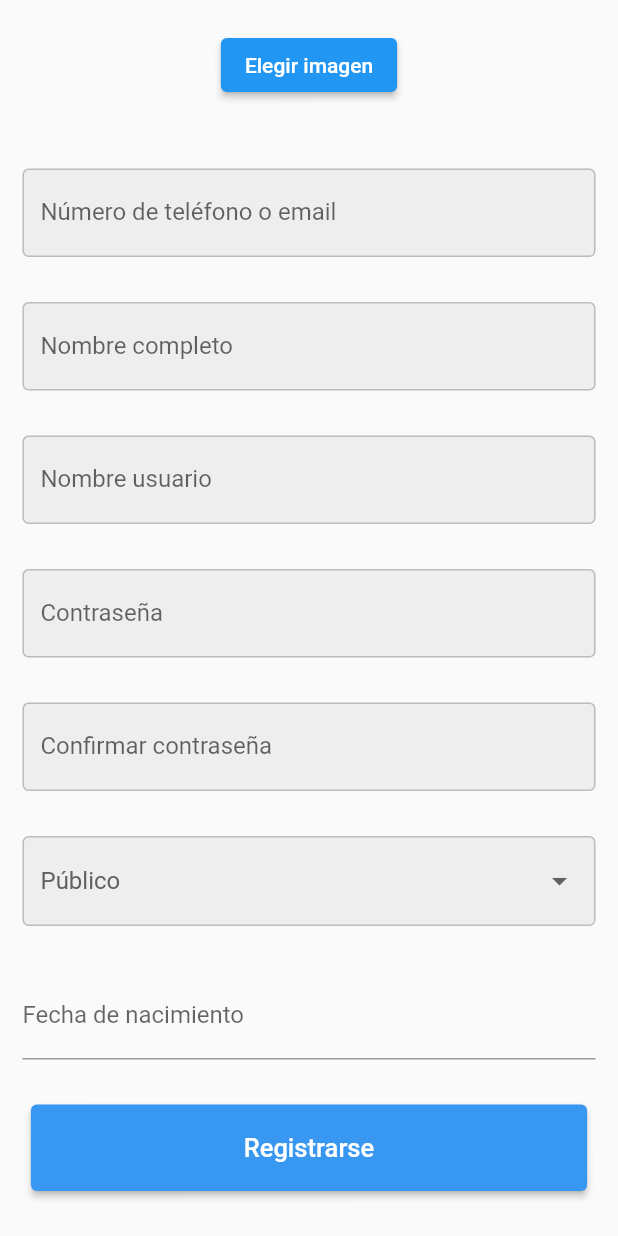
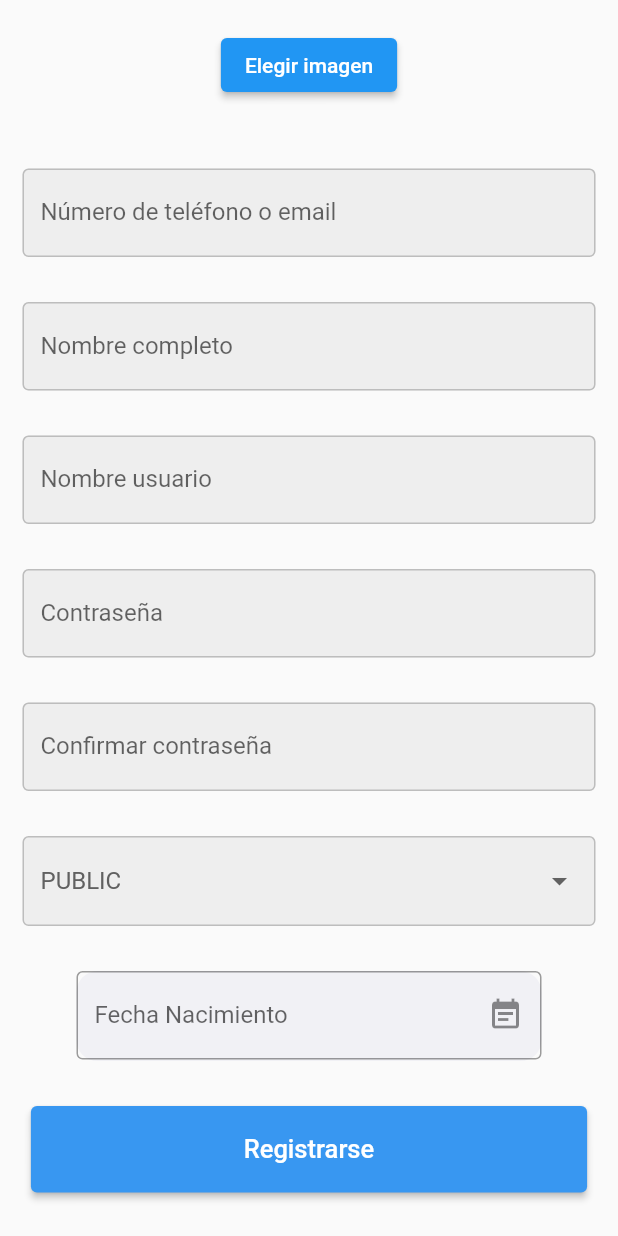
Before and after one commit to inmadv02/Miarma_Flutter, a Flutter app: the SignInPage screen opened by its route, scrolled down 338 dp, on a phone screen of 412 x 824 dp. Run offline on Flutter 3.47's test engine with Material 2 defaults, Android fonts, the light colour scheme and no system bars; drawn by our look-alikes of date_field; our stand-ins replace bloc, equatable, flutter_bloc, flutter_social_button, flutter_svg, google_fonts and 4 more; accounts and stored records are empty; statements that could not run were skipped.

Commit message:
ya tira todo

```diff
--- a/miarma_app_flutter/lib/src/models/register/registerDTO.dart
+++ b/miarma_app_flutter/lib/src/models/register/registerDTO.dart
@@ -12,7 +12,7 @@ class RegisterDTO {
   late final String nickname;
   late final String avatar;
   late final String fullname;
-  late final String fechaNacimiento;
+  late final DateTime fechaNacimiento;
   late final String email;
   late final String password;
   late final String password2;
--- a/miarma_app_flutter/lib/src/ui/pages/login_page.dart
+++ b/miarma_app_flutter/lib/src/ui/pages/login_page.dart
@@ -56,6 +56,7 @@ class _LoginPageState extends State<LoginPage> {
           if (state is LoginSuccessState) {
             PreferenceUtils.setString(
                 Constants.token, state.loginResponse.token);
+            PreferenceUtils.setString('avatar', state.loginResponse.foto);
             Navigator.push(
               context,
               MaterialPageRoute(builder: (context) => const MenuPage()),
--- a/miarma_app_flutter/lib/src/ui/pages/signup_page.dart
+++ b/miarma_app_flutter/lib/src/ui/pages/signup_page.dart
@@ -1,5 +1,6 @@
 import 'dart:io';
 
+import 'package:date_field/date_field.dart';
 import 'package:flutter/material.dart';
 import 'package:flutter_bloc/flutter_bloc.dart';
 import 'package:image_picker/image_picker.dart';
@@ -9,7 +10,7 @@ import 'package:miarma_app_flutter/src/repository/register_repository/register_r
 import 'package:miarma_app_flutter/src/ui/pages/login_page.dart';
 import 'package:miarma_app_flutter/styles.dart';
 import 'package:social_login_buttons/social_login_buttons.dart';
-import 'package:intl/intl.dart';
+
 import '../../blocs/image/bloc/image_bloc.dart';
 import '../../blocs/register/bloc/register_bloc.dart';
 
@@ -27,12 +28,12 @@ class _SignInPageState extends State<SignInPage> {
   TextEditingController nicknameController = TextEditingController();
   TextEditingController password2Controller = TextEditingController();
   TextEditingController emailController = TextEditingController();
-  late String birthDate;
+  late DateTime birthDate;
   TextEditingController photoController = TextEditingController();
   TextEditingController visibilityController = TextEditingController();
   late RegisterRepository registerRepository;
-  List<String> visibilidad = ['Público', 'Privado'];
-  String dropdownvalue = 'Público';
+  List<String> visibilidad = ['PUBLIC', 'PRIVATE'];
+  String dropdownvalue = 'PUBLIC';
   String filePath = ' ';
 
   @override
@@ -272,6 +273,7 @@ class _SignInPageState extends State<SignInPage> {
                   Padding(
                     padding: const EdgeInsets.all(15.0),
                     child: TextFormField(
+                      obscureText: true,
                       controller: passwordController,
                       decoration: InputDecoration(
                           labelText: 'Contraseña',
@@ -298,6 +300,7 @@ class _SignInPageState extends State<SignInPage> {
                   Padding(
                     padding: const EdgeInsets.all(15.0),
                     child: TextFormField(
+                      obscureText: true,
                       controller: password2Controller,
                       decoration: InputDecoration(
                           labelText: 'Confirmar contraseña',
@@ -354,19 +357,36 @@ class _SignInPageState extends State<SignInPage> {
                     ),
                   ),
                   Padding(
-                      padding: const EdgeInsets.all(15.0),
-                      child: InputDatePickerFormField(
-                        firstDate: DateTime(DateTime.now().year - 120),
+                    padding: const EdgeInsets.all(15.0),
+                    child: Container(
+                      width: 310,
+                      height: 60,
+                      decoration: BoxDecoration(
+                        color: Color(0xfff1f1f5),
+                        borderRadius: BorderRadius.circular(14.0),
+                      ),
+                      child: DateTimeFormField(
+                        initialDate: DateTime(2001, 3, 2),
+                        firstDate: DateTime.utc(1922),
                         lastDate: DateTime.now(),
-                        onDateSubmitted: (date) {
-                          setState(() {
-                            var inputDate = DateFormat('yMd').format(date);
-                            birthDate = inputDate;
-                          });
+                        decoration: const InputDecoration(
+                          hintStyle: TextStyle(color: Colors.black45),
+                          errorStyle: TextStyle(color: Colors.redAccent),
+                          border: OutlineInputBorder(),
+                          suffixIcon: Icon(Icons.event_note),
+                          labelText: 'Fecha Nacimiento',
+                        ),
+                        mode: DateTimeFieldPickerMode.date,
+                        autovalidateMode: AutovalidateMode.always,
+                        validator: (e) => (e?.day ?? 0) == 1
+                            ? 'Please not the first day'
+                            : null,
+                        onDateSelected: (DateTime value) {
+                          birthDate = value;
                         },
-                        fieldLabelText: 'Fecha de nacimiento',
-                        fieldHintText: 'dd/MM/yyyy',
-                      )),
+                      ),
+                    ),
+                  ),
                   Padding(
                     padding: const EdgeInsets.fromLTRB(15, 15, 15, 30),
                     child: ElevatedButton(
--- a/miarma_app_flutter/pubspec.yaml
+++ b/miarma_app_flutter/pubspec.yaml
@@ -47,6 +47,7 @@ dependencies:
   shimmer: ^2.0.0
   cached_network_image: ^3.2.0
   image_picker: ^0.8.4+9
+  date_field: ^2.1.3
 
 dev_dependencies:
   flutter_test:
```
Also changed, not shown: miarma_app_flutter/lib/src/repository/register_repository/register_repository_impl.dart (+34 -18 lines), miarma_app_flutter/lib/src/ui/pages/menu_page.dart (+5 -2 lines).
